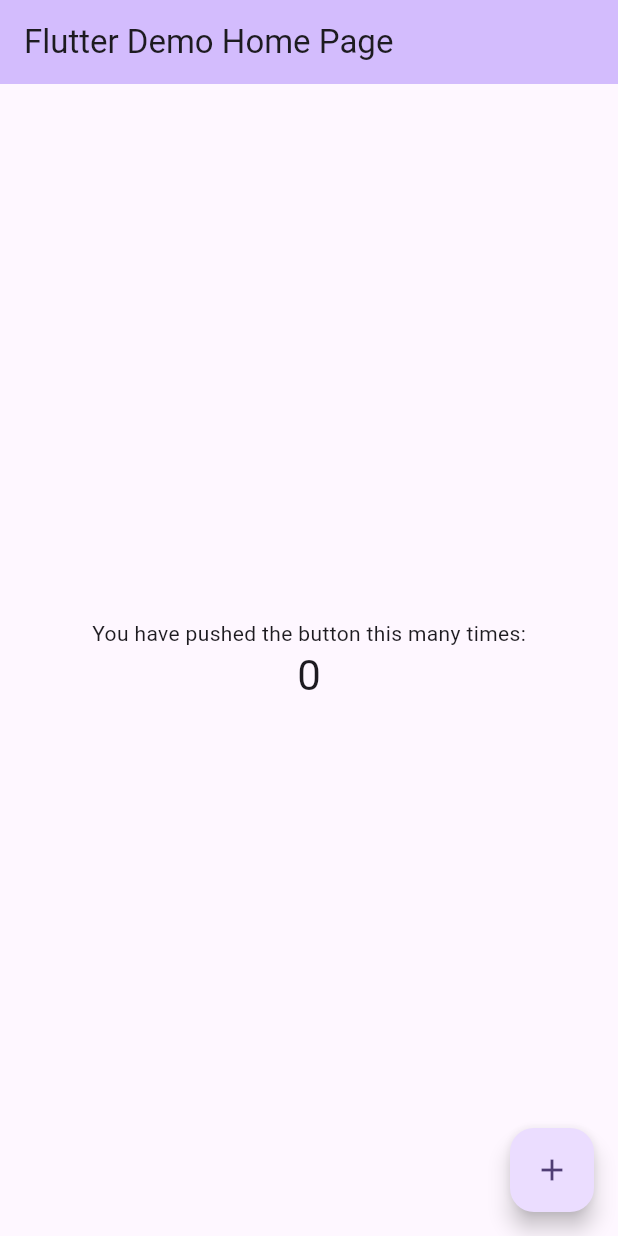
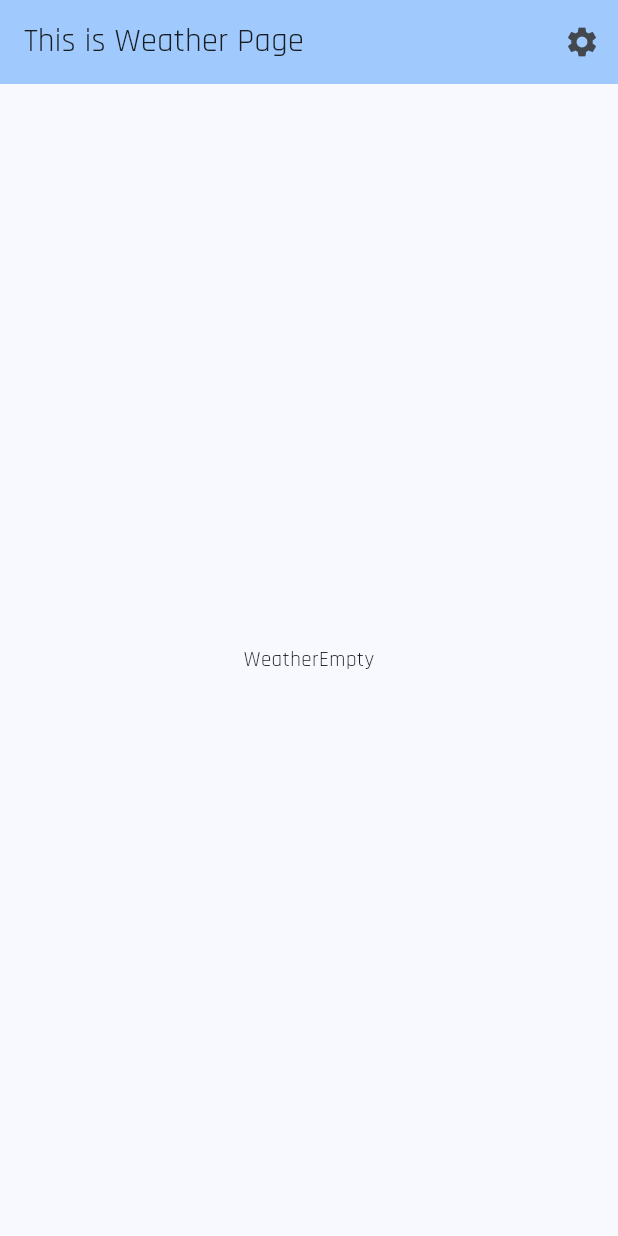
Before and after one commit to MagentaII/Flutter_Weather, a Flutter app: the screen it shows after launch, on a phone screen of 412 x 824 dp. Run offline on Flutter 3.47's test engine with Material 3 defaults, Android fonts, the phone set to English and light mode, and no system bars; our stand-ins replace equatable, flutter_bloc, google_fonts, hydrated_bloc.

Commit message:
feat: Add main entry point with Bloc and HydratedStorage
- Initialize WeatherApp and BlocObserver in main.dart
- Setup HydratedStorage for state persistence
- Implement WeatherApp with ThemeCubit and WeatherRepository

```diff
--- /dev/null
+++ b/lib/app.dart
@@ -0,0 +1,49 @@
+import 'package:flutter/material.dart';
+import 'package:flutter_bloc/flutter_bloc.dart';
+import 'package:flutter_weather/theme/cubit/theme_cubit.dart';
+import 'package:flutter_weather/weather/view/weather_page.dart';
+import 'package:google_fonts/google_fonts.dart';
+import 'package:weather_repository/weather_repository.dart';
+
+class WeatherApp extends StatelessWidget {
+  final WeatherRepository _weatherRepository;
+
+  const WeatherApp({
+    required WeatherRepository weatherRepository,
+    super.key,
+  }) : _weatherRepository = weatherRepository;
+
+  @override
+  Widget build(BuildContext context) {
+    return RepositoryProvider.value(
+      value: _weatherRepository,
+      child: BlocProvider(
+        create: (_) => ThemeCubit(),
+        child: const WeatherAppView(),
+      ),
+    );
+  }
+}
+
+class WeatherAppView extends StatelessWidget {
+  const WeatherAppView({super.key});
+
+  @override
+  Widget build(BuildContext context) {
+    return BlocBuilder<ThemeCubit, Color>(
+      builder: (context, color) {
+        return MaterialApp(
+          theme: ThemeData(
+            appBarTheme: const AppBarTheme(
+              backgroundColor: Colors.transparent,
+              elevation: 0,
+            ),
+            colorScheme: ColorScheme.fromSeed(seedColor: color),
+            textTheme: GoogleFonts.rajdhaniTextTheme(),
+          ),
+          home: const WeatherPage(),
+        );
+      },
+    );
+  }
+}
--- a/lib/weather/view/weather_page.dart
+++ b/lib/weather/view/weather_page.dart
@@ -0,0 +1,73 @@
+import 'package:flutter/material.dart';
+import 'package:flutter_bloc/flutter_bloc.dart';
+import 'package:flutter_weather/settings/view/settings_page.dart';
+import 'package:flutter_weather/theme/cubit/theme_cubit.dart';
+import 'package:flutter_weather/weather/cubit/weather_cubit.dart';
+import 'package:weather_repository/weather_repository.dart';
+
+class WeatherPage extends StatelessWidget {
+  const WeatherPage({super.key});
+
+  @override
+  Widget build(BuildContext context) {
+    return BlocProvider(
+      create: (context) => WeatherCubit(context.read<WeatherRepository>()),
+      child: const WeatherView(),
+    );
+  }
+}
+
+class WeatherView extends StatefulWidget {
+  const WeatherView({super.key});
+
+  @override
+  State<WeatherView> createState() => _WeatherViewState();
+}
+
+class _WeatherViewState extends State<WeatherView> {
+  @override
+  Widget build(BuildContext context) {
+    return Scaffold(
+      appBar: AppBar(
+        backgroundColor: Theme.of(context).colorScheme.inversePrimary,
+        title: const Text('This is Weather Page'),
+        actions: [
+          IconButton(
+              onPressed: (){
+                print('Navigation from WeatherPage to SettingsPage at ${DateTime.now()}');
+                Navigator.of(context).push(
+                  MaterialPageRoute(
+                      builder: (context) => const SettingsPage(),
+                  ),
+                );
+              },
+              icon: const Icon(Icons.settings)
+          )
+        ],
+      ),
+      body: Center(
+        child: BlocConsumer<WeatherCubit, WeatherState> (
+          listener: (context, state) {
+            if (state.status.isSuccess) {
+              context.read<ThemeCubit>().updateTheme(state.weather);
+            }
+          },
+          builder: (context, state) {
+            switch(state.status) {
+              case WeatherStatus.initial:
+                return const Text('WeatherEmpty');
+              case WeatherStatus.loading:
+                return const Text('WeatherLoading');
+              case WeatherStatus.success:
+                return const Text('WeatherPopulated');
+              case WeatherStatus.failure:
+                return const Text('WeatherError');
+              default:
+                return const Text('Unknown state');
+            }
+          },
+        ),
+      ),
+    );
+  }
+}
```
Also changed, not shown: lib/main.dart (+21 -20 lines), lib/settings/view/settings_page.dart (added, +60 -0 lines).
